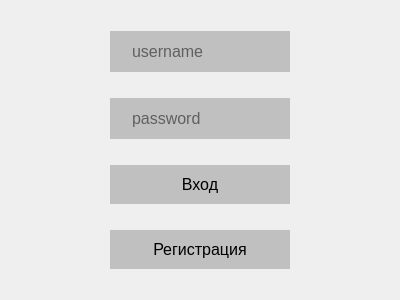
Old version of the form loginwindow.ui in the repository t1m3ctrl/GraphicEditor.
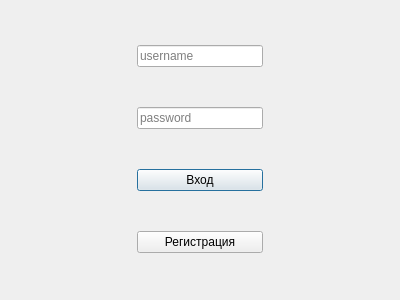
New version of the form.

```diff
--- a/loginwindow.ui
+++ b/loginwindow.ui
@@ -20,132 +20,7 @@
    <string>Вход / Регистрация</string>
   </property>
   <property name="styleSheet">
-   <string notr="true">/* QPushButton */
-QPushButton {
-    padding: 10px 20px;
-    font-size: 16px;
-    color: black;
-    background-color: #C0C0C0;
-    border: none;
-}
-
-QPushButton:hover {
-    background-color: #808080;
-}
-
-/* QLineEdit */
-QLineEdit {
-    padding: 10px 20px;
-    font-size: 16px;
-    color: black;
-    background-color: #C0C0C0;
-    border: none;
-}
-
-QLineEdit:focus {
-    background-color: #808080;
-    outline: none;
-}
-
-/* QListView */
-QListView {
-    padding: 10px;
-    font-size: 16px;
-    color: black;
-    background-color: #F0F0F0;
-    border: 1px solid #C0C0C0;
-}
-
-QListView::item {
-	background-color: transparent;
-    padding: 5px 10px;
-}
-
-QListView::item::hover {
-	background-color: #A9A9A9;
-    padding: 5px 10px;
-}
-
-QListView::item:selected {
-    background-color: #808080;
-    color: white;
-}
-
-/* QMenuBar */
-QMenuBar {
-    background-color: #C0C0C0;
-    color: black;
-    font-size: 16px;
-    padding: 5px;
-}
-
-QMenuBar::item {
-    background-color: transparent;
-    padding: 5px 10px;
-}
-
-QMenuBar::item:selected {
-    background-color: #808080;
-    color: white;
-}
-
-/* QMenu */
-QMenu {
-    background-color: #C0C0C0;
-    font-size: 16px;
-    color: black;
-    border: 1px solid #808080;
-}
-
-QMenu::item {
-    padding: 5px 20px;
-    background-color: transparent;
-}
-
-QMenu::item:selected {
-    background-color: #808080;
-    color: white;
-}
-
-/* QStatusBar */
-QStatusBar {
-    background-color: #C0C0C0;
-    color: black;
-    font-size: 14px;
-    padding: 5px;
-}
-
-/* QComboBox */
-QComboBox {
-    padding: 5px 10px;
-    font-size: 16px;
-    color: black;
-    background-color: #C0C0C0;
-    border: none;
-}
-
-QComboBox QAbstractItemView {
-    background-color: #F0F0F0;
-    border: 1px solid #808080;
-}
-
-QComboBox::drop-down {
-    border: none;
-    background-color: #C0C0C0;
-}
-
-QComboBox::down-arrow {
-    width: 10px;
-    height: 10px;
-}
-
-/* QLabel */
-QLabel {
-    font-size: 16px;
-    color: black;
-    padding: 5px 0;
-}
-</string>
+   <string notr="true"/>
   </property>
   <layout class="QHBoxLayout" name="horizontalLayout">
    <item>
```
